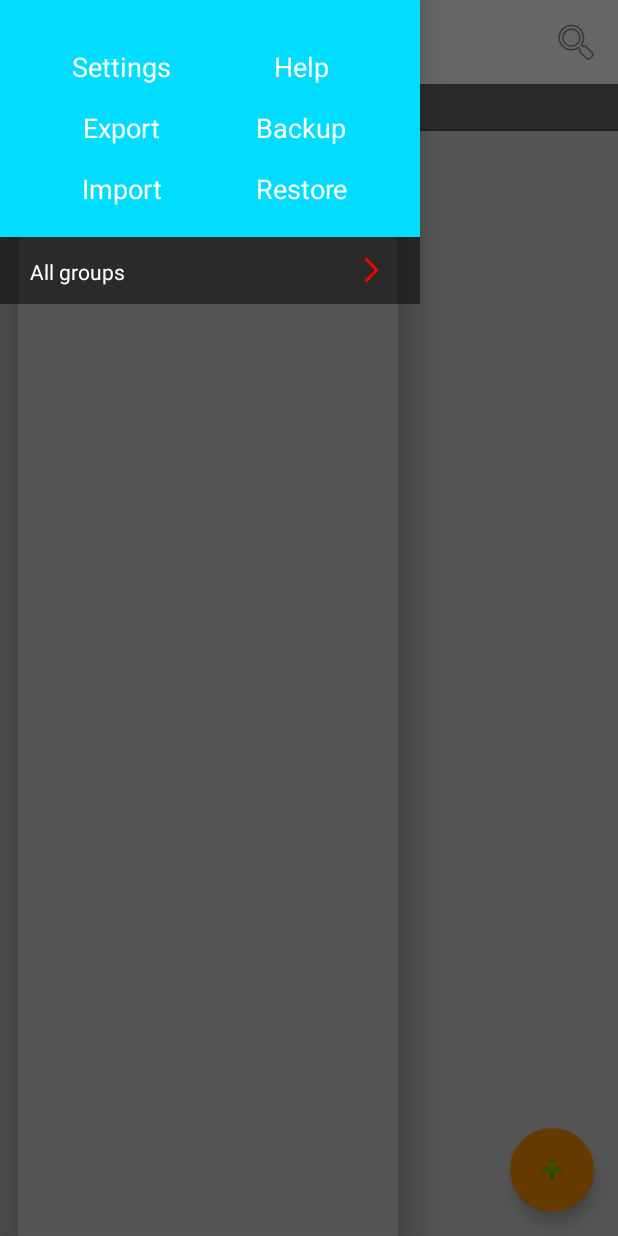
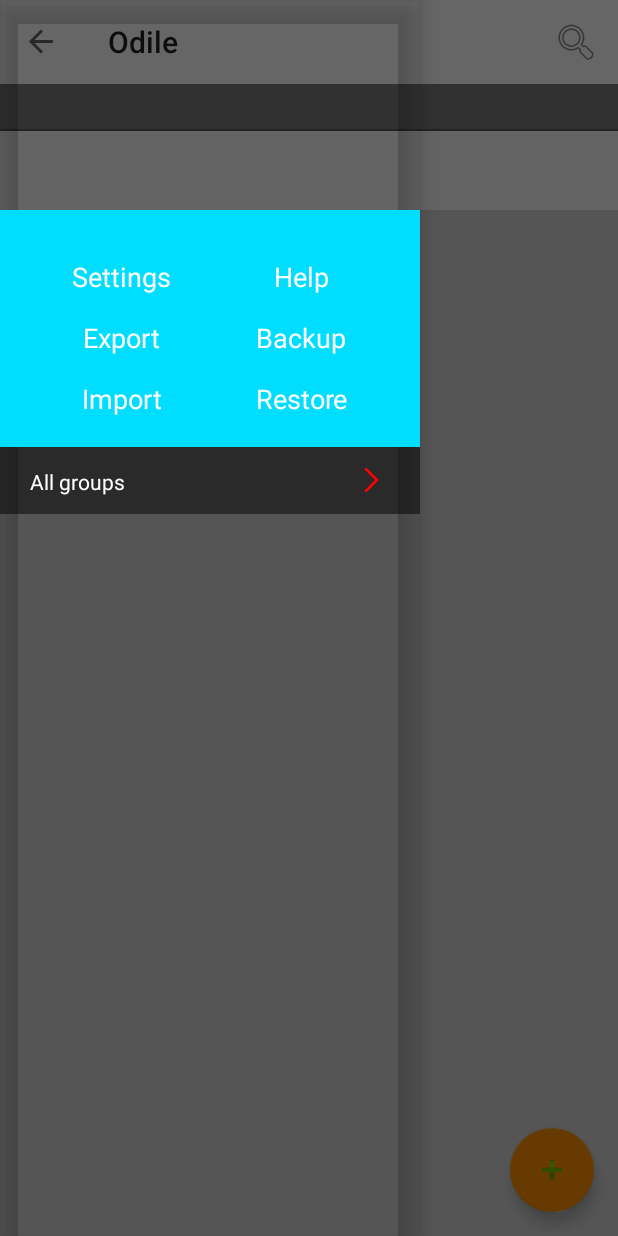
Before and after one commit to manangatangy/odile, an Android app: the screen it shows after launch (OdileActivity), with the side drawer open, on a phone screen of 412 x 824 dp. Run offline under Robolectric (Android 15) with nearby library versions, the phone set to English and light mode, and no system bars; our stand-ins replace ButterKnife; libraries missing offline, so code that uses them is left out: com.android.internal.

Commit message:
hardcoded toolBar height sadface

```diff
--- a/Odile/app/src/main/java/com/wolfie/odile/presenter/ListPresenter.java
+++ b/Odile/app/src/main/java/com/wolfie/odile/presenter/ListPresenter.java
@@ -6,6 +6,7 @@ import android.text.TextUtils;
 
 import com.android.internal.util.Predicate;
 import com.wolfie.odile.model.DataSet;
+import com.wolfie.odile.model.ImageEnum;
 import com.wolfie.odile.model.Phrase;
 import com.wolfie.odile.model.PhraseGroup;
 import com.wolfie.odile.model.loader.AsyncListeningTask;
@@ -31,6 +32,8 @@ public class ListPresenter extends BasePresenter<ListUi> implements
     // DrawerPresenter.resume() to reload the nav menu
     private DataSet mDataSet;
     private List<String> mHeadings;
+
+    private int mImageIndex = 0;    // Index into the ImageEnum.
 
     public ListPresenter(ListUi listUi) {
         super(listUi);
@@ -173,6 +176,15 @@ public class ListPresenter extends BasePresenter<ListUi> implements
         }
     }
 
+    public void bumpImage() {
+        if (++mImageIndex >= ImageEnum.values().length) {
+            mImageIndex = 0;
+        }
+        getUi().setBackgroundImage(mImageIndex);
+        getUi().hidePullToRefreshSpinner();
+
+    }
+
     @Nullable
     public String getGroupName() {
         return mGroupName;
@@ -183,6 +195,9 @@ public class ListPresenter extends BasePresenter<ListUi> implements
     }
 
     public interface ListUi extends BaseUi {
+
+        void hidePullToRefreshSpinner();
+        void setBackgroundImage(int enumIndex);
 
         // Show phrases from the list of groups.
         void showPhrases(@Nullable List<PhraseGroup> groups);
--- a/Odile/app/src/main/java/com/wolfie/odile/view/activity/OdileActivity.java
+++ b/Odile/app/src/main/java/com/wolfie/odile/view/activity/OdileActivity.java
@@ -44,7 +44,7 @@ public class OdileActivity extends SimpleActivity {
 //        int sessionTimeout = prefs.getInt(SettingsPresenter.PREF_SESSION_TIMEOUT, TimeoutMonitor.DEFAULT_TIMEOUT);
 //        mMainPresenter.setTimeout(sessionTimeout, false);       // No need to start; we are not yet logged in
 //        int enumIndex = prefs.getInt(SettingsPresenter.PREF_SESSION_BACKGROUND_IMAGE, 0);
-        setBackgroundImage(3);
+        setBackgroundImage(0);
 
         // Create the main content fragment into it's container.
         setupFragment(ListFragment.class.getName(), R.id.fragment_container_activity_simple, null);
--- a/Odile/app/src/main/java/com/wolfie/odile/view/activity/SimpleActivity.java
+++ b/Odile/app/src/main/java/com/wolfie/odile/view/activity/SimpleActivity.java
@@ -55,6 +55,8 @@ public abstract class SimpleActivity extends BaseActivity {
     public void setBackgroundImage(int enumIndex) {
         // If this is called before the toolbar is laid out then the height will be zero :/
         int toolBarHeight = mToolbar.getHeight();
+        toolBarHeight = 210;
+        //?attr/actionBarSize
         mBackgroundImageView.setPadding(0, toolBarHeight, 0, 0);
         // adapt the image to the size of the display
         Display display = getWindowManager().getDefaultDisplay();
--- a/Odile/app/src/main/java/com/wolfie/odile/view/fragment/ListFragment.java
+++ b/Odile/app/src/main/java/com/wolfie/odile/view/fragment/ListFragment.java
@@ -3,6 +3,7 @@ package com.wolfie.odile.view.fragment;
 import android.os.Bundle;
 import android.support.annotation.NonNull;
 import android.support.annotation.Nullable;
+import android.support.v4.widget.SwipeRefreshLayout;
 import android.text.Editable;
 import android.text.TextWatcher;
 import android.view.LayoutInflater;
@@ -18,6 +19,7 @@ import com.wolfie.odile.model.Phrase;
 import com.wolfie.odile.model.PhraseGroup;
 import com.wolfie.odile.presenter.ListPresenter;
 import com.wolfie.odile.util.DefaultLayoutManager;
+import com.wolfie.odile.view.activity.SimpleActivity;
 import com.wolfie.odile.view.adapter.GroupingRecyclerAdapter;
 import com.wolfie.odile.view.adapter.GroupingRecyclerAdapter.AdapterMode;
 import com.wolfie.odile.view.adapter.ScrollListeningRecyclerView;
@@ -31,7 +33,8 @@ import butterknife.OnClick;
 public class ListFragment extends BaseFragment implements
         ListUi,
         ScrollListeningRecyclerView.ItemScrollListener,
-        GroupingRecyclerAdapter.OnItemInListClickedListener {
+        GroupingRecyclerAdapter.OnItemInListClickedListener,
+        SwipeRefreshLayout.OnRefreshListener{
 
     @BindView(R.id.sticky_header)
     View mStickyHeaderFrame;
@@ -41,6 +44,9 @@ public class ListFragment extends BaseFragment implements
 
     @BindView(R.id.heading_text_view)
     TextView mStickyHeaderText;
+
+    @BindView(R.id.swipe_refresh)
+    SwipeRefreshLayout mSwipeRefreshLayout;
 
     @BindView(R.id.recycler_view)
     ScrollListeningRecyclerView mRecyclerView;
@@ -81,6 +87,26 @@ public class ListFragment extends BaseFragment implements
         super.onViewCreated(view, savedInstanceState);
         mRecyclerView.setLayoutManager(new DefaultLayoutManager(getContext()));
         mRecyclerView.setItemScrollListener(this);
+        mSwipeRefreshLayout.setOnRefreshListener(this);
+        mSwipeRefreshLayout.setSize(SwipeRefreshLayout.DEFAULT);
+    }
+
+    @Override
+    public void onRefresh() {
+        mListPresenter.bumpImage();
+    }
+
+    @Override
+    public void hidePullToRefreshSpinner() {
+        mSwipeRefreshLayout.setRefreshing(false);
+    }
+
+    @Override
+    public void setBackgroundImage(int enumIndex) {
+        if (mBaseActivity instanceof SimpleActivity) {
+            SimpleActivity simpleActivity = (SimpleActivity)mBaseActivity;
+            simpleActivity.setBackgroundImage(enumIndex);
+        }
     }
 
     /**
--- a/Odile/app/src/main/res/layout/fragment_drawer.xml
+++ b/Odile/app/src/main/res/layout/fragment_drawer.xml
@@ -4,6 +4,7 @@
     android:layout_width="match_parent"
     android:layout_height="wrap_content"
     android:orientation="vertical"
+    android:paddingTop="210px"
     >
 
     <LinearLayout
--- a/Odile/app/src/main/res/layout/fragment_list.xml
+++ b/Odile/app/src/main/res/layout/fragment_list.xml
@@ -11,11 +11,17 @@
         android:layout_height="wrap_content"
         android:orientation="vertical"
         >
-        <com.wolfie.odile.view.adapter.ScrollListeningRecyclerView
-            android:id="@+id/recycler_view"
+        <android.support.v4.widget.SwipeRefreshLayout
+            android:id="@+id/swipe_refresh"
             android:layout_width="match_parent"
             android:layout_height="match_parent"
-            />
+            >
+            <com.wolfie.odile.view.adapter.ScrollListeningRecyclerView
+                android:id="@+id/recycler_view"
+                android:layout_width="match_parent"
+                android:layout_height="match_parent"
+                />
+        </android.support.v4.widget.SwipeRefreshLayout>
     </LinearLayout>
 
     <TextView
```
